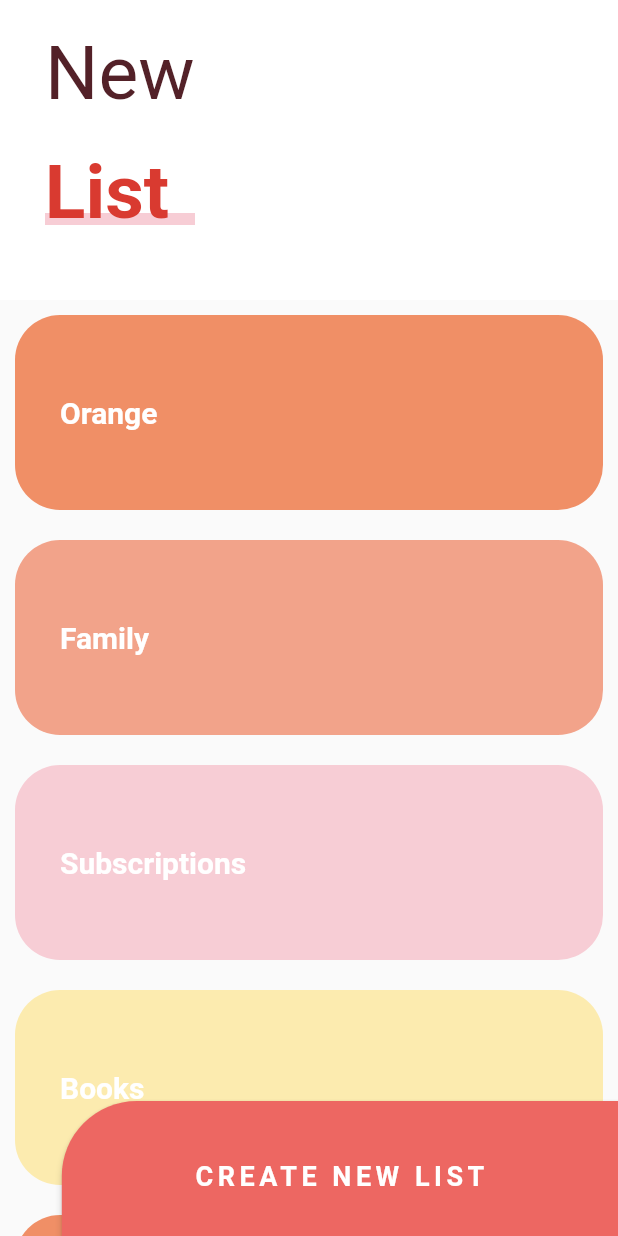
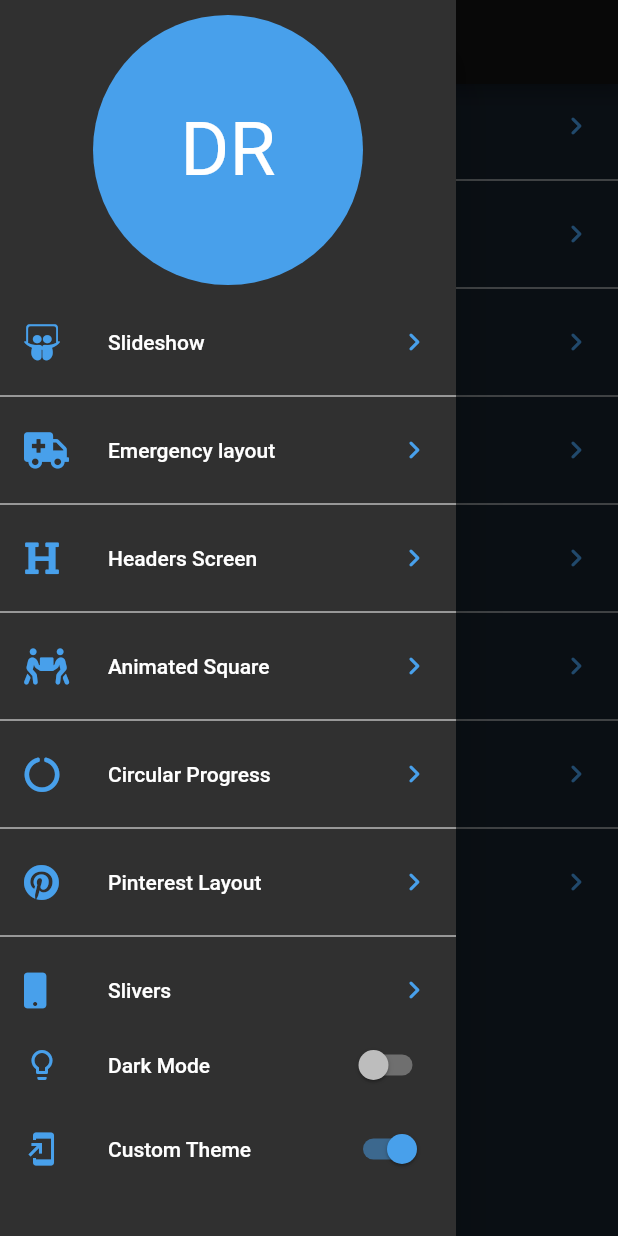
Before and after one commit to Dounder/flutter-designs, a Flutter app: the screen it shows after launch, with the side drawer open (before the commit the screen has no drawer), on a phone screen of 412 x 824 dp. Run offline on Flutter 3.47's test engine with Material 2 defaults, Android fonts, the phone set to English and light mode, and no system bars; our stand-ins replace animate_do, flutter_svg, font_awesome_flutter.

Commit message:
add: custom themes

```diff
--- a/lib/main.dart
+++ b/lib/main.dart
@@ -1,18 +1,28 @@
+import 'package:design_app/theme/theme.dart';
 import 'package:flutter/material.dart';
 
 import 'package:design_app/screens/screens.dart';
+import 'package:provider/provider.dart';
 
-void main() => runApp(const MyApp());
+void main() => runApp(
+      ChangeNotifierProvider(
+        create: (_) => ThemeChanger(3),
+        child: const MyApp(),
+      ),
+    );
 
 class MyApp extends StatelessWidget {
   const MyApp({Key? key}) : super(key: key);
 
   @override
   Widget build(BuildContext context) {
-    return const MaterialApp(
+    final currentTheme = Provider.of<ThemeChanger>(context).currentTheme;
+
+    return MaterialApp(
       debugShowCheckedModeBanner: false,
       title: 'Designs App',
-      home: SliversListScreen(),
+      home: const LauncherScreen(),
+      theme: currentTheme,
     );
   }
 }
--- /dev/null
+++ b/lib/routes/routes.dart
@@ -0,0 +1,28 @@
+import 'package:flutter/material.dart';
+import 'package:font_awesome_flutter/font_awesome_flutter.dart';
+
+import 'package:design_app/screens/screens.dart';
+
+final screensRoutes = <_Route>[
+  _Route(FontAwesomeIcons.slideshare, 'Slideshow', const SlideShowScreen()),
+  _Route(
+      FontAwesomeIcons.ambulance, 'Emergency layout', const EmergencyScreen()),
+  _Route(FontAwesomeIcons.heading, 'Headers Screen', const HeadersScreen()),
+  _Route(FontAwesomeIcons.peopleCarry, 'Animated Square',
+      const AnimationsScreen()),
+  _Route(FontAwesomeIcons.circleNotch, 'Circular Progress',
+      const CircularChartsScreen()),
+  _Route(
+      FontAwesomeIcons.pinterest, 'Pinterest Layout', const PinterestScreen()),
+  _Route(FontAwesomeIcons.mobile, 'Slivers', const SliversListScreen()),
+  _Route(
+      FontAwesomeIcons.square, 'Animated Square', const AnimatedSquareScreen()),
+];
+
+class _Route {
+  final IconData icon;
+  final String title;
+  final Widget screen;
+
+  _Route(this.icon, this.title, this.screen);
+}
--- a/lib/screens/circular_charts.screen.dart
+++ b/lib/screens/circular_charts.screen.dart
@@ -1,5 +1,8 @@
 import 'package:flutter/material.dart';
+import 'package:provider/provider.dart';
+
 import 'package:design_app/widgets/radial_progress.dart';
+import 'package:design_app/theme/theme.dart';
 
 class CircularChartsScreen extends StatefulWidget {
   const CircularChartsScreen({Key? key}) : super(key: key);
@@ -13,6 +16,9 @@ class _CircularChartsScreenState extends State<CircularChartsScreen> {
 
   @override
   Widget build(BuildContext context) {
+    final theme = Provider.of<ThemeChanger>(context);
+    final color = Provider.of<ThemeChanger>(context).currentTheme.colorScheme;
+
     return Scaffold(
       body: Column(
         mainAxisAlignment: MainAxisAlignment.center,
@@ -25,7 +31,7 @@ class _CircularChartsScreenState extends State<CircularChartsScreen> {
                 color: Colors.red,
               ),
               CustomRadialProgress(
-                percentage: percentage,
+                percentage: percentage * 1.2,
                 color: Colors.blue,
               )
             ],
@@ -34,11 +40,11 @@ class _CircularChartsScreenState extends State<CircularChartsScreen> {
             mainAxisAlignment: MainAxisAlignment.spaceEvenly,
             children: [
               CustomRadialProgress(
-                percentage: percentage,
+                percentage: percentage * 1.4,
                 color: Colors.indigo,
               ),
               CustomRadialProgress(
-                percentage: percentage,
+                percentage: percentage * 1.6,
                 color: Colors.green,
               )
             ],
@@ -47,7 +53,7 @@ class _CircularChartsScreenState extends State<CircularChartsScreen> {
       ),
       floatingActionButton: FloatingActionButton(
         child: const Icon(Icons.refresh),
-        backgroundColor: Colors.pink,
+        backgroundColor: theme.darkTheme ? color.secondary : Colors.pink,
         onPressed: () {
           percentage += 10;
 
@@ -74,6 +80,8 @@ class CustomRadialProgress extends StatelessWidget {
 
   @override
   Widget build(BuildContext context) {
+    final theme = Provider.of<ThemeChanger>(context);
+
     return Container(
       padding: const EdgeInsets.all(10),
       height: 180,
@@ -81,6 +89,7 @@ class CustomRadialProgress extends StatelessWidget {
       child: RadialProgress(
         percentage: percentage,
         primaryColor: color,
+        secondaryColor: theme.darkTheme ? Colors.white : Colors.black12,
       ),
     );
   }
--- /dev/null
+++ b/lib/screens/launcher_screen.dart
@@ -0,0 +1,110 @@
+import 'package:flutter/material.dart';
+import 'package:provider/provider.dart';
+import 'package:font_awesome_flutter/font_awesome_flutter.dart';
+
+import 'package:design_app/routes/routes.dart';
+import 'package:design_app/theme/theme.dart';
+
+class LauncherScreen extends StatelessWidget {
+  const LauncherScreen({Key? key}) : super(key: key);
+
+  @override
+  Widget build(BuildContext context) {
+    return Scaffold(
+      appBar: AppBar(
+        title: const Text('Flutter design'),
+      ),
+      drawer: const _MainMenu(),
+      body: const _OptionsList(),
+    );
+  }
+}
+
+class _MainMenu extends StatelessWidget {
+  const _MainMenu({Key? key}) : super(key: key);
+
+  @override
+  Widget build(BuildContext context) {
+    final provider = Provider.of<ThemeChanger>(context);
+    final color = Provider.of<ThemeChanger>(context).currentTheme.colorScheme;
+
+    return Drawer(
+      child: SafeArea(
+        child: Column(
+          children: [
+            Container(
+              padding: const EdgeInsets.symmetric(vertical: 10),
+              width: double.infinity,
+              height: 200,
+              child: CircleAvatar(
+                backgroundColor: color.secondary,
+                child: const Text(
+                  'DR',
+                  style: TextStyle(fontSize: 50, color: Colors.white),
+                ),
+              ),
+            ),
+            const Expanded(child: _OptionsList()),
+            ListTile(
+              leading: Icon(Icons.lightbulb_outline, color: color.secondary),
+              title: const Text('Dark Mode'),
+              trailing: Switch.adaptive(
+                activeColor: color.secondary,
+                value: provider.darkTheme,
+                onChanged: (value) => provider.darkTheme = value,
+              ),
+            ),
+            Padding(
+              padding: const EdgeInsets.only(bottom: 30),
+              child: ListTile(
+                leading: Icon(Icons.add_to_home_screen, color: color.secondary),
+                title: const Text('Custom Theme'),
+                trailing: Switch.adaptive(
+                  activeColor: color.secondary,
+                  value: provider.customTheme,
+                  onChanged: (value) => provider.customTheme = value,
+                ),
+              ),
+            ),
+          ],
+        ),
+      ),
+    );
+  }
+}
+
+class _OptionsList extends StatelessWidget {
+  const _OptionsList({Key? key}) : super(key: key);
+
+  @override
+  Widget build(BuildContext context) {
+    final theme = Provider.of<ThemeChanger>(context).currentTheme;
+
+    return ListView.separated(
+      physics: const BouncingScrollPhysics(),
+      itemCount: screensRoutes.length,
+      separatorBuilder: (BuildContext context, int i) {
+        return Divider(color: theme.primaryColorLight);
+      },
+      itemBuilder: (BuildContext context, int i) {
+        return ListTile(
+          leading: FaIcon(
+            screensRoutes[i].icon,
+            color: theme.colorScheme.secondary,
+          ),
+          title: Text(screensRoutes[i].title),
+          trailing: Icon(
+            Icons.chevron_right_rounded,
+            color: theme.colorScheme.secondary,
+          ),
+          onTap: () {
+            Navigator.push(
+              context,
+              MaterialPageRoute(builder: (context) => screensRoutes[i].screen),
+            );
+          },
+        );
+      },
+    );
+  }
+}
--- a/lib/pinterest/screens/pinterest_screen.dart
+++ b/lib/screens/pinterest_screen.dart
@@ -1,9 +1,10 @@
+import 'package:design_app/theme/theme.dart';
 import 'package:flutter/material.dart';
 import 'package:flutter/rendering.dart';
 import 'package:provider/provider.dart';
+import 'package:flutter_staggered_grid_view/flutter_staggered_grid_view.dart';
 
-import 'package:flutter_staggered_grid_view/flutter_staggered_grid_view.dart';
-import 'package:design_app/pinterest/widgets/pinterest_menu.dart';
+import 'package:design_app/widgets/widgets.dart';
 
 class PinterestScreen extends StatelessWidget {
   const PinterestScreen({Key? key}) : super(key: key);
@@ -111,6 +112,7 @@ class _PinterestMenuLocation extends StatelessWidget {
   @override
   Widget build(BuildContext context) {
     final isVisible = Provider.of<_MenuModel>(context).isVisible;
+    final theme = Provider.of<ThemeChanger>(context).currentTheme;
 
     return Padding(
       padding: const EdgeInsets.only(bottom: 30),
@@ -118,6 +120,8 @@ class _PinterestMenuLocation extends StatelessWidget {
         alignment: Alignment.bottomCenter,
         child: PinterestMenu(
           isVisible: isVisible,
+          bgColor: theme.scaffoldBackgroundColor,
+          activeColor: theme.colorScheme.secondary,
           items: [
             PinterestButton(
               icon: Icons.pie_chart,
--- a/lib/screens/screens.dart
+++ b/lib/screens/screens.dart
@@ -1,12 +1,11 @@
 export 'package:design_app/screens/animations_screen.dart';
+export 'package:design_app/screens/circular_charts.screen.dart';
+export 'package:design_app/screens/emergency_screen.dart';
 export 'package:design_app/screens/headers_screen.dart';
-export 'package:design_app/screens/circular_charts.screen.dart';
+export 'package:design_app/screens/launcher_screen.dart';
+export 'package:design_app/screens/pinterest_screen.dart';
 export 'package:design_app/screens/slideshow_screen.dart';
-export 'package:design_app/screens/emergency_screen.dart';
 export 'package:design_app/screens/slivers_list_screen.dart';
 
 // Challenges
 export 'package:design_app/challenges/animated_square_screen.dart';
-
-// Pinterest
-export 'package:design_app/pinterest/screens/pinterest_screen.dart';
--- a/lib/screens/slideshow_screen.dart
+++ b/lib/screens/slideshow_screen.dart
@@ -1,6 +1,8 @@
+import 'package:design_app/theme/theme.dart';
 import 'package:flutter/material.dart';
 import 'package:design_app/widgets/widgets.dart';
 import 'package:flutter_svg/svg.dart';
+import 'package:provider/provider.dart';
 
 class SlideShowScreen extends StatelessWidget {
   const SlideShowScreen({Key? key}) : super(key: key);
@@ -19,13 +21,17 @@ class SlideShowScreen extends StatelessWidget {
 }
 
 class CustomSlideshow extends StatelessWidget {
-  const CustomSlideshow({
-    Key? key,
-  }) : super(key: key);
+  const CustomSlideshow({Key? key}) : super(key: key);
 
   @override
   Widget build(BuildContext context) {
+    final theme = Provider.of<ThemeChanger>(context);
+    final color =
+        Provider.of<ThemeChanger>(context).currentTheme.colorScheme.secondary;
+
     return Slideshow(
+      activeColor: theme.darkTheme ? color : Colors.blue,
+      inactiveColor: theme.darkTheme ? Colors.blueGrey : Colors.black12,
       slides: [
         SvgPicture.asset('assets/svg/slide-1.svg'),
         SvgPicture.asset('assets/svg/slide-2.svg'),
--- a/lib/screens/slivers_list_screen.dart
+++ b/lib/screens/slivers_list_screen.dart
@@ -1,4 +1,6 @@
+import 'package:design_app/theme/theme.dart';
 import 'package:flutter/material.dart';
+import 'package:provider/provider.dart';
 
 class SliversListScreen extends StatelessWidget {
   const SliversListScreen({Key? key}) : super(key: key);
@@ -28,22 +30,27 @@ class _NewListBtn extends StatelessWidget {
   @override
   Widget build(BuildContext context) {
     final size = MediaQuery.of(context).size;
+    final theme = Provider.of<ThemeChanger>(context);
+    final color = Provider.of<ThemeChanger>(context).currentTheme;
 
     return ButtonTheme(
       minWidth: size.width * .9,
       height: 100,
       child: MaterialButton(
         onPressed: () {},
-        color: const Color(0xffed6762),
+        color: theme.darkTheme
+            ? color.colorScheme.secondary
+            : const Color(0xffed6762),
         shape: const RoundedRectangleBorder(
           borderRadius: BorderRadius.only(
             topLeft: Radius.circular(50),
           ),
         ),
-        child: const Text(
+        child: Text(
           'CREATE NEW LIST',
           style: TextStyle(
-            color: Colors.white,
+            color:
+                theme.darkTheme ? color.scaffoldBackgroundColor : Colors.white,
             fontSize: 18,
             fontWeight: FontWeight.bold,
             letterSpacing: 3,
@@ -59,6 +66,8 @@ class _MainScroll extends StatelessWidget {
 
   @override
   Widget build(BuildContext context) {
+    final theme = Provider.of<ThemeChanger>(context).currentTheme;
+
     final items = [
       const _ListItem('Orange', Color(0xffF08F66)),
       const _ListItem('Family', Color(0xffF2A38A)),
@@ -80,7 +89,7 @@ class _MainScroll extends StatelessWidget {
             maxHeight: 200,
             child: Container(
               alignment: Alignment.centerLeft,
-              color: Colors.white,
+              color: theme.scaffoldBackgroundColor,
               child: const _ListTitle(),
             ),
           ),
@@ -131,13 +140,18 @@ class _ListTitle extends StatelessWidget {
 
   @override
   Widget build(BuildContext context) {
+    final theme = Provider.of<ThemeChanger>(context);
+
     return Column(
       children: [
         Container(
           margin: const EdgeInsets.symmetric(horizontal: 30, vertical: 20),
-          child: const Text(
+          child: Text(
             'New',
-            style: TextStyle(color: Color(0xff532128), fontSize: 50),
+            style: TextStyle(
+              color: theme.darkTheme ? Colors.grey : const Color(0xff532128),
+              fontSize: 50,
+            ),
           ),
         ),
         Stack(
@@ -148,7 +162,7 @@ class _ListTitle extends StatelessWidget {
               child: Container(
                 width: 120,
                 height: 8,
-                color: const Color(0xfff7cdd5),
+                color: theme.darkTheme ? Colors.grey : const Color(0xfff7cdd5),
               ),
             ),
             const Text(
@@ -178,6 +192,8 @@ class _ListItem extends StatelessWidget {
 
   @override
   Widget build(BuildContext context) {
+    final theme = Provider.of<ThemeChanger>(context);
+
     return Container(
       child: Text(
         title,
@@ -192,7 +208,7 @@ class _ListItem extends StatelessWidget {
       margin: const EdgeInsets.all(10),
       height: 130,
       decoration: BoxDecoration(
-        color: color,
+        color: theme.darkTheme ? Colors.black38 : color,
         borderRadius: BorderRadius.circular(30),
       ),
     );
--- /dev/null
+++ b/lib/theme/theme.dart
@@ -0,0 +1,68 @@
+import 'package:flutter/material.dart';
+
+class ThemeChanger extends ChangeNotifier {
+  bool _darkTheme = false;
+  bool _customTheme = false;
+
+  late ThemeData _currentTheme;
+
+  bool get darkTheme => _darkTheme;
+  bool get customTheme => _customTheme;
+  ThemeData get currentTheme => _currentTheme;
+
+  ThemeChanger(int theme) {
+    switch (theme) {
+      case 1:
+        _darkTheme = false;
+        _customTheme = false;
+        _currentTheme = ThemeData.light();
+        break;
+      case 2:
+        _darkTheme = true;
+        _customTheme = false;
+        _currentTheme = ThemeData.dark();
+        break;
+      case 3:
+        _darkTheme = false;
+        _customTheme = true;
+        _currentTheme = ThemeData.dark().copyWith(
+          colorScheme: const ColorScheme.dark(secondary: Color(0xff48A0EB)),
+          primaryColorLight: Colors.white,
+          scaffoldBackgroundColor: const Color(0xff16202B),
+          textTheme: const TextTheme(
+            bodyText1: TextStyle(color: Colors.white),
+          ),
+        );
+        break;
+      default:
+        _darkTheme = false;
+        _customTheme = false;
+        _currentTheme = ThemeData.light();
+    }
+  }
+
+  set darkTheme(bool darkTheme) {
+    _darkTheme = darkTheme;
+    _customTheme = false;
+    darkTheme
+        ? _currentTheme = ThemeData.dark()
+        : _currentTheme = ThemeData.light();
+    notifyListeners();
+  }
+
+  set customTheme(bool customTheme) {
+    _customTheme = customTheme;
+    _darkTheme = false;
+    darkTheme
+        ? _currentTheme = ThemeData.dark().copyWith(
+            colorScheme: const ColorScheme.dark(secondary: Color(0xff48A0EB)),
+            primaryColorLight: Colors.white,
+            scaffoldBackgroundColor: const Color(0xff16202B),
+            textTheme: const TextTheme(
+              bodyText1: TextStyle(color: Colors.white),
+            ),
+          )
+        : _currentTheme = ThemeData.light();
+    notifyListeners();
+  }
+}
--- a/lib/widgets/radial_progress.dart
+++ b/lib/widgets/radial_progress.dart
@@ -113,8 +113,8 @@ class _MyRadialProgress extends CustomPainter {
     // Arc circle
     final paintArc = Paint()
       ..strokeWidth = frontStroke
-      // ..color = primaryColor
-      ..shader = gradient.createShader(rect)
+      ..color = primaryColor
+      // ..shader = gradient.createShader(rect)
       ..strokeCap = StrokeCap.round
       ..style = PaintingStyle.stroke;
 
--- a/lib/widgets/widgets.dart
+++ b/lib/widgets/widgets.dart
@@ -1,5 +1,6 @@
 export 'package:design_app/widgets/emergency_btn_lg.dart';
 export 'package:design_app/widgets/emergency_header.dart';
 export 'package:design_app/widgets/headers.dart';
+export 'package:design_app/widgets/pinterest_menu.dart';
 export 'package:design_app/widgets/radial_progress.dart';
 export 'package:design_app/widgets/slideshow.dart';
```
Also changed, not shown: lib/widgets/pinterest_menu.dart (renamed from lib/pinterest/widgets/pinterest_menu.dart), 1 other file.
